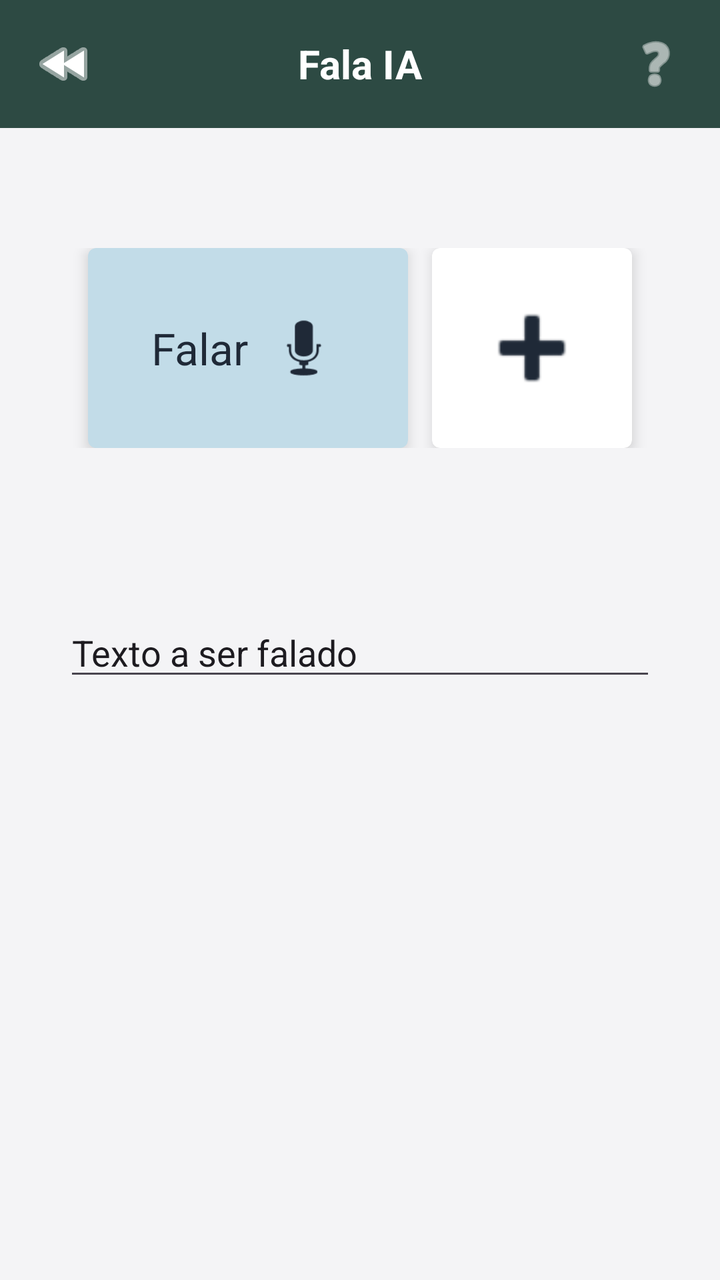
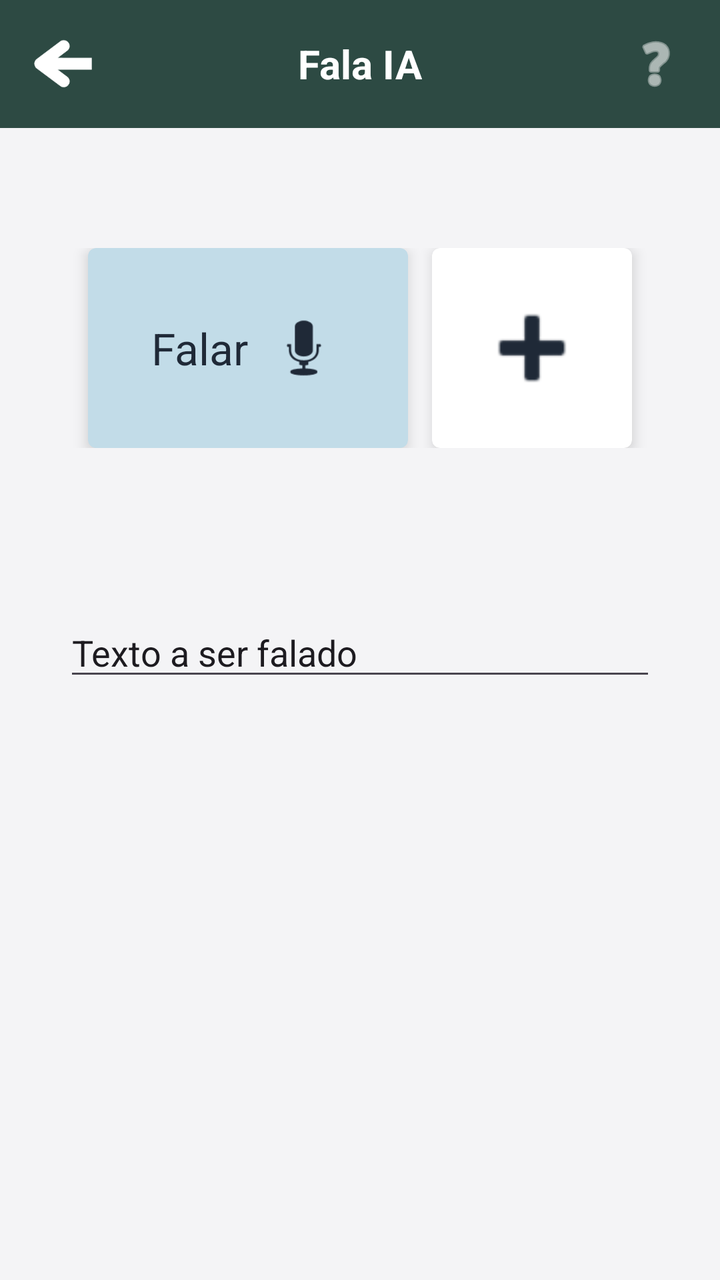

Before-and-after screenshots of an Android layout around one commit, followed by the original layout XML and the change that was made.
<!-- AndroidManifest.xml: application theme Theme.Falla -->
<!-- res/layout/activity_falla.xml -->
<?xml version="1.0" encoding="utf-8"?>
<LinearLayout xmlns:android="http://schemas.android.com/apk/res/android"
    xmlns:app="http://schemas.android.com/apk/res-auto"
    android:layout_width="match_parent"
    android:layout_height="match_parent"
    android:background="@color/background_principal"
    android:id="@+id/falla"
    android:fitsSystemWindows="true"
    android:orientation="vertical">

    <RelativeLayout
        android:layout_width="match_parent"
        android:layout_height="?attr/actionBarSize"
        android:background="@color/verde_fosco_header">

        <androidx.appcompat.widget.AppCompatImageView
            android:id="@+id/btn_voltar_ia"
            android:layout_width="32dp"
            android:layout_height="32dp"
            android:layout_alignParentStart="true"
            android:layout_centerVertical="true"
            android:layout_marginStart="16dp"
            android:src="@android:drawable/ic_media_rew"
            app:tint="@color/texto_header" />

        <TextView
            android:layout_width="wrap_content"
            android:layout_height="wrap_content"
            android:layout_centerInParent="true"
            android:text="Fala IA"
            android:textColor="@color/texto_header"
            android:textSize="20sp"
            android:textStyle="bold" />

        <androidx.appcompat.widget.AppCompatImageView
            android:id="@+id/btn_ajuda"
            android:layout_width="32dp"
            android:layout_height="32dp"
            android:layout_alignParentEnd="true"
            android:layout_centerVertical="true"
            android:layout_marginEnd="16dp"
            android:src="@android:drawable/ic_menu_help"
            app:tint="@color/texto_header" />
    </RelativeLayout>

    <LinearLayout
        android:layout_width="match_parent"
        android:layout_height="wrap_content"
        android:layout_marginTop="60dp"
        android:gravity="center"
        android:orientation="horizontal"
        android:paddingHorizontal="16dp">

        <androidx.cardview.widget.CardView
            android:id="@+id/btn_falar"
            android:layout_width="160dp"
            android:layout_height="100dp"
            android:layout_marginEnd="12dp"
            app:cardBackgroundColor="@color/categoria_lazer"
            app:cardCornerRadius="4dp"
            app:cardElevation="4dp">

            <LinearLayout
                android:layout_width="wrap_content"
                android:layout_height="wrap_content"
                android:layout_gravity="center"
                android:gravity="center"
                android:orientation="horizontal">

                <TextView
                    android:layout_width="wrap_content"
                    android:layout_height="wrap_content"
                    android:text="Falar"
                    android:textColor="@color/texto_principal"
                    android:textSize="22sp"
                    android:layout_marginEnd="8dp"/>

                <androidx.appcompat.widget.AppCompatImageView
                    android:layout_width="40dp"
                    android:layout_height="40dp"
                    android:src="@android:drawable/ic_btn_speak_now"
                    app:tint="@color/texto_principal" />
            </LinearLayout>
        </androidx.cardview.widget.CardView>

        <androidx.cardview.widget.CardView
            android:id="@+id/btn_favoritar_ia"
            android:layout_width="100dp"
            android:layout_height="100dp"
            app:cardBackgroundColor="@color/fundo_card_padrao"
            app:cardCornerRadius="4dp"
            app:cardElevation="4dp">

            <androidx.appcompat.widget.AppCompatImageView
                android:layout_width="60dp"
                android:layout_height="60dp"
                android:layout_gravity="center"
                android:src="@android:drawable/ic_input_add"
                app:tint="@color/texto_principal" />
        </androidx.cardview.widget.CardView>
    </LinearLayout>

    <LinearLayout
        android:layout_width="match_parent"
        android:layout_height="wrap_content"
        android:layout_marginTop="80dp"
        android:orientation="vertical"
        android:paddingHorizontal="32dp">

        <EditText
            android:id="@+id/edt_fala_ia"
            android:layout_width="match_parent"
            android:layout_height="wrap_content"
            android:ems="10"
            android:inputType="text"
            android:text="Texto a ser falado" />
    </LinearLayout>

</LinearLayout>
<!-- resources referenced by this layout -->
<resources>
  <color name="background_principal">#F4F4F6</color>
  <color name="categoria_lazer">#C2DCE8</color>
  <color name="fundo_card_padrao">#FFFFFF</color>
  <color name="texto_header">#FFFFFF</color>
  <color name="texto_principal">#1F2937</color>
  <color name="verde_fosco_header">#2D4A43</color>
  <style name="Theme.Falla" parent="Base.Theme.Falla" />
  <style name="Base.Theme.Falla" parent="Theme.Material3.DayNight.NoActionBar">
          
          
      </style>
</resources>

<!-- the commit's change to res/layout/activity_falla.xml (unified diff, before → after) -->
@@ -20,7 +20,7 @@
             android:layout_alignParentStart="true"
             android:layout_centerVertical="true"
             android:layout_marginStart="16dp"
-            android:src="@android:drawable/ic_media_rew"
+            android:src="@drawable/seta"
             app:tint="@color/texto_header" />
 
         <TextView
<!-- resource entries referenced after the edit -->
@@ -6,6 +6,7 @@
   <color name="texto_header">#FFFFFF</color>
   <color name="texto_principal">#1F2937</color>
   <color name="verde_fosco_header">#2D4A43</color>
+  <!-- drawable seta: png bitmap (drawable, 3681 bytes) -->
   <style name="Theme.Falla" parent="Base.Theme.Falla" />
   <style name="Base.Theme.Falla" parent="Theme.Material3.DayNight.NoActionBar">
           
